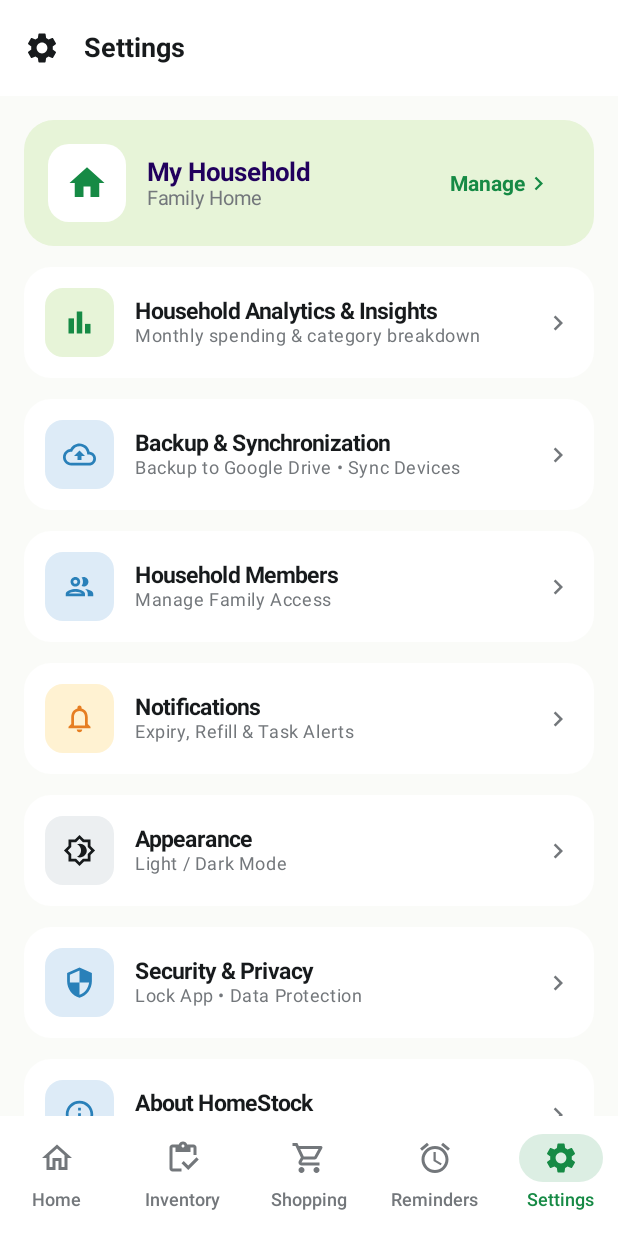
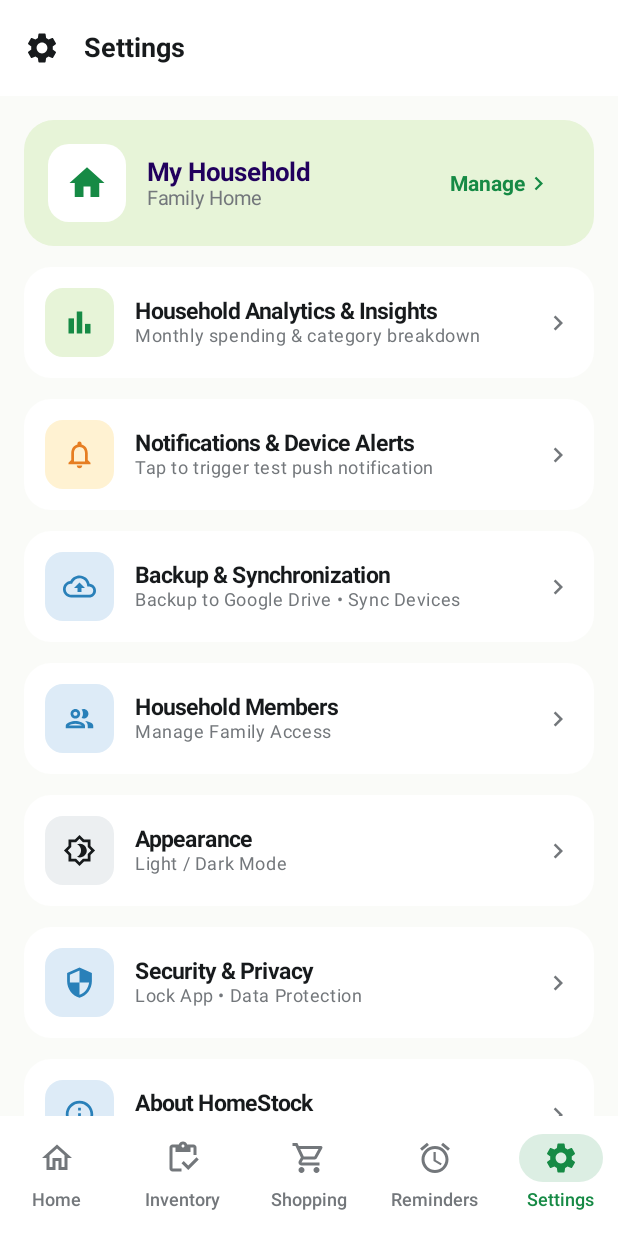
Before and after one commit to vishalbhartiiiitbh/homeinventry, an Android app built with Jetpack Compose: the SettingsScreen screen opened through its navigation route, on a phone screen of 412 x 824 dp. Run offline under Robolectric (Android 15) with nearby library versions, the phone set to English and light mode, and no system bars; our stand-ins replace Room's generated code.

Commit message:
noitification issur resolve

```diff
--- a/app/src/main/AndroidManifest.xml
+++ b/app/src/main/AndroidManifest.xml
@@ -1,6 +1,11 @@
 <?xml version="1.0" encoding="utf-8"?>
 <manifest xmlns:android="http://schemas.android.com/apk/res/android"
     xmlns:tools="http://schemas.android.com/tools">
+
+    <uses-permission android:name="android.permission.POST_NOTIFICATIONS" />
+    <uses-permission android:name="android.permission.INTERNET" />
+    <uses-permission android:name="android.permission.CAMERA" />
+    <uses-feature android:name="android.hardware.camera" android:required="false" />
 
     <application
         android:allowBackup="true"
--- a/app/src/main/java/com/example/homeinvetry/MainActivity.kt
+++ b/app/src/main/java/com/example/homeinvetry/MainActivity.kt
@@ -1,14 +1,18 @@
 package com.example.homeinvetry
 
 import android.app.Application
+import android.os.Build
 import android.os.Bundle
 import androidx.activity.ComponentActivity
+import androidx.activity.compose.rememberLauncherForActivityResult
 import androidx.activity.compose.setContent
+import androidx.activity.result.contract.ActivityResultContracts
 import androidx.activity.enableEdgeToEdge
 import androidx.compose.foundation.layout.fillMaxSize
 import androidx.compose.foundation.layout.padding
 import androidx.compose.material3.Scaffold
 import androidx.compose.runtime.Composable
+import androidx.compose.runtime.LaunchedEffect
 import androidx.compose.runtime.getValue
 import androidx.compose.runtime.remember
 import androidx.compose.ui.Modifier
@@ -23,6 +27,7 @@ import androidx.navigation.navArgument
 import com.example.homeinvetry.core.navigation.HomeStockBottomBar
 import com.example.homeinvetry.core.navigation.Screen
 import com.example.homeinvetry.core.navigation.bottomNavScreens
+import com.example.homeinvetry.core.notifications.NotificationHelper
 import com.example.homeinvetry.feature.analytics.AnalyticsScreen
 import com.example.homeinvetry.feature.dashboard.HomeScreen
 import com.example.homeinvetry.feature.inventory.AddItemScreen
@@ -51,6 +56,32 @@ class MainActivity : ComponentActivity() {
 fun HomeStockApp() {
     val context = LocalContext.current.applicationContext as Application
     val viewModelFactory = remember(context) { HomeStockViewModelFactory(context) }
+
+    val permissionLauncher = rememberLauncherForActivityResult(
+        contract = ActivityResultContracts.RequestPermission()
+    ) { isGranted ->
+        if (isGranted) {
+            NotificationHelper.showNotification(
+                context,
+                1001,
+                "HomeStock Notifications Enabled 🔔",
+                "You will receive live device alerts for low stock, expiries & tasks."
+            )
+        }
+    }
+
+    LaunchedEffect(Unit) {
+        if (Build.VERSION.SDK_INT >= Build.VERSION_CODES.TIRAMISU) {
+            permissionLauncher.launch(android.Manifest.permission.POST_NOTIFICATIONS)
+        } else {
+            NotificationHelper.showNotification(
+                context,
+                1001,
+                "Welcome to HomeStock 📦",
+                "Your household inventory is active and being monitored."
+            )
+        }
+    }
 
     val navController = rememberNavController()
     val navBackStackEntry by navController.currentBackStackEntryAsState()
--- a/app/src/main/java/com/example/homeinvetry/feature/settings/SettingsScreen.kt
+++ b/app/src/main/java/com/example/homeinvetry/feature/settings/SettingsScreen.kt
@@ -15,9 +15,11 @@ import androidx.compose.ui.Modifier
 import androidx.compose.ui.draw.clip
 import androidx.compose.ui.graphics.Color
 import androidx.compose.ui.graphics.vector.ImageVector
+import androidx.compose.ui.platform.LocalContext
 import androidx.compose.ui.text.font.FontWeight
 import androidx.compose.ui.unit.dp
 import androidx.compose.ui.unit.sp
+import com.example.homeinvetry.core.notifications.NotificationHelper
 import com.example.homeinvetry.ui.theme.*
 
 @OptIn(ExperimentalMaterial3Api::class)
@@ -26,6 +28,8 @@ fun SettingsScreen(
     onNavigateToAnalytics: () -> Unit = {},
     modifier: Modifier = Modifier
 ) {
+    val context = LocalContext.current
+
     Scaffold(
         topBar = {
             TopAppBar(
@@ -131,6 +135,24 @@ fun SettingsScreen(
 
             item {
                 SettingsMenuRow(
+                    title = "Notifications & Device Alerts",
+                    subtitle = "Tap to trigger test push notification",
+                    icon = Icons.Outlined.Notifications,
+                    iconBgColor = LightYellow,
+                    iconTint = Color(0xFFE67E22),
+                    onClick = {
+                        NotificationHelper.showNotification(
+                            context,
+                            1002,
+                            "HomeStock Low Stock Alert 🚨",
+                            "Cooking Oil (1 L) is low on stock! Tap to view shopping list."
+                        )
+                    }
+                )
+            }
+
+            item {
+                SettingsMenuRow(
                     title = "Backup & Synchronization",
                     subtitle = "Backup to Google Drive • Sync Devices",
                     icon = Icons.Outlined.CloudUpload,
@@ -146,16 +168,6 @@ fun SettingsScreen(
                     icon = Icons.Outlined.Group,
                     iconBgColor = LightBlue,
                     iconTint = Color(0xFF2980B9)
-                )
-            }
-
-            item {
-                SettingsMenuRow(
-                    title = "Notifications",
-                    subtitle = "Expiry, Refill & Task Alerts",
-                    icon = Icons.Outlined.Notifications,
-                    iconBgColor = LightYellow,
-                    iconTint = Color(0xFFE67E22)
                 )
             }
 
```
